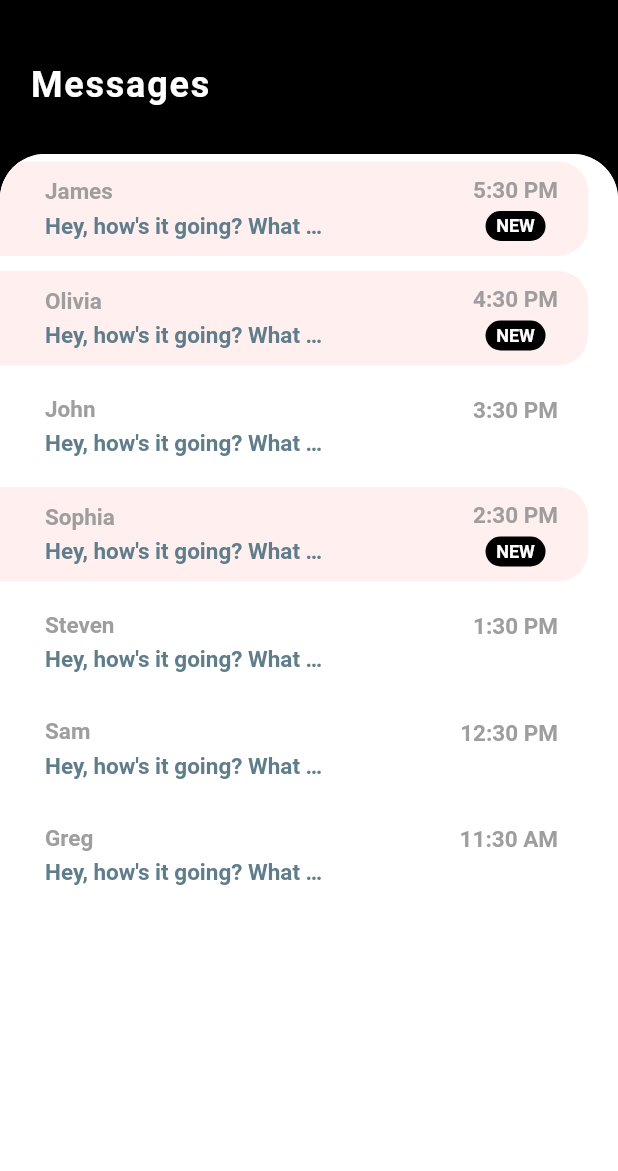
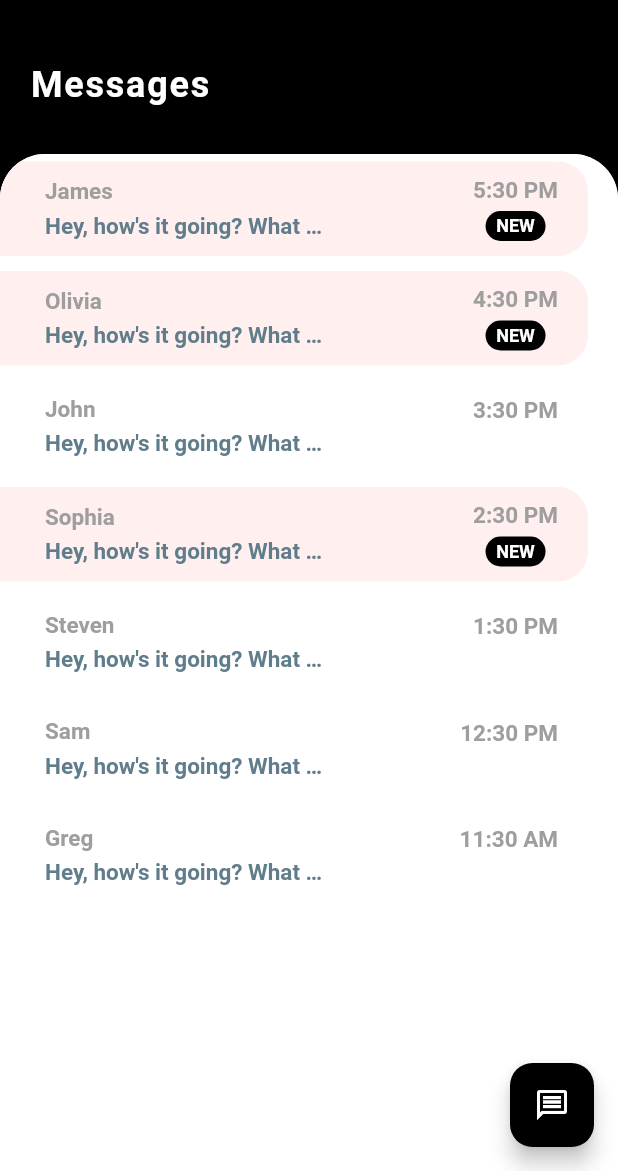
Before and after one commit to 7Hazard/Palk, a Flutter app: the screen it shows after launch, on a phone screen of 412 x 824 dp, the part 65-1236 px from its top. Run offline on Flutter 3.47's test engine with Material 2 defaults, Android fonts, the phone set to English and light mode, and no system bars; Roboto replaces fonts that are missing (OpenSansBold).

Commit message:
Added floating messagebox on homescreen

```diff
--- a/mobile/lib/screens/home_screen.dart
+++ b/mobile/lib/screens/home_screen.dart
@@ -66,6 +66,16 @@ class _HomeScreenState extends State<HomeScreen> {
           ),
         ],
       ),
+      floatingActionButton: FloatingActionButton(
+        // Needed for joining a new group?
+        backgroundColor: Theme.of(context).primaryColor,
+        onPressed: () {},
+        shape: RoundedRectangleBorder(borderRadius: BorderRadius.circular(15)),
+        child: Icon(
+          Icons.message_outlined,
+          color: Colors.white,
+        ),
+      ),
     );
   }
 }
```
Also changed, not shown: 2 other files.
